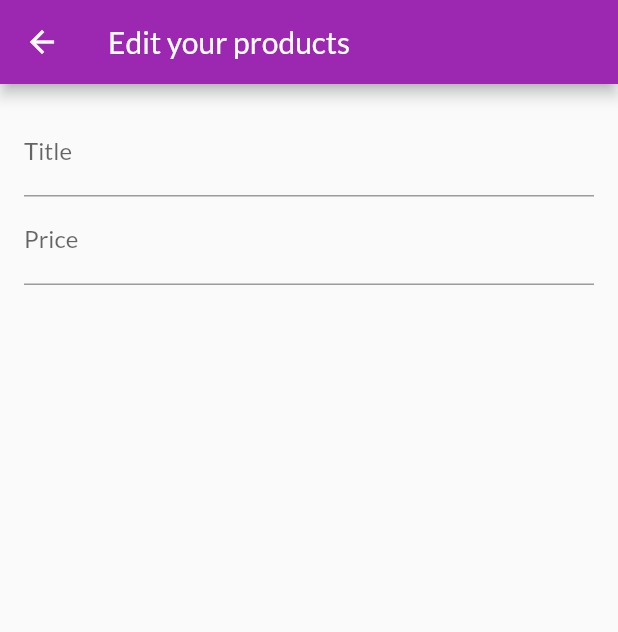
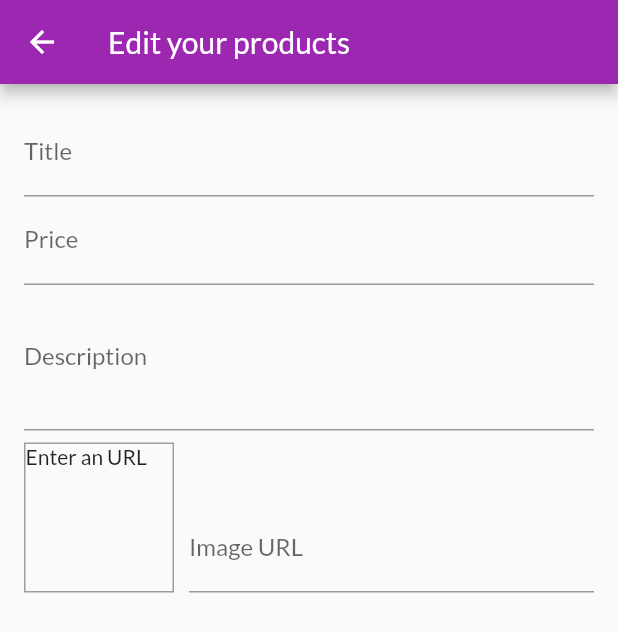
Before and after one commit to eddy1006/shop_app, a Flutter app: the EditProductsScreen screen opened by its route, on a phone screen of 412 x 824 dp. Shown: the top 632 px of the screen. Run offline on Flutter 3.47's test engine with Material 2 defaults, Android fonts, the phone set to English and light mode, and no system bars; network calls fail.

Commit message:
added other fields in edit product screen

```diff
--- a/lib/screens/edit_products_screen.dart
+++ b/lib/screens/edit_products_screen.dart
@@ -1,4 +1,5 @@
 import 'package:flutter/material.dart';
+import 'package:flutter/services.dart';
 
 class EditProductsScreen extends StatefulWidget {
   static const routeName = "/edit-products";
@@ -8,6 +9,33 @@ class EditProductsScreen extends StatefulWidget {
 
 class _EditProductsScreenState extends State<EditProductsScreen> {
   final _priceFocusNode = FocusNode();
+  final _descFocusNode = FocusNode();
+  final _imageUrlController = TextEditingController();
+  final _imageUrlFocusNode = FocusNode();
+
+  @override
+  void initState() {
+    // TODO: implement initState
+    _imageUrlFocusNode.addListener(_updateUi);
+    super.initState();
+  }
+
+  @override
+  void dispose() {
+    //It is efficient to ues dispose function when using focus nodes as we need to dispose them once the object is destoryed otherwise they stick around in the memory and cause memory leaks
+    _imageUrlFocusNode.removeListener(_updateUi);
+    _priceFocusNode.dispose();
+    _descFocusNode.dispose();
+    _imageUrlController.dispose();
+    _imageUrlFocusNode.dispose();
+    super.dispose();
+  }
+
+  void _updateUi() {
+    if (!_imageUrlFocusNode.hasFocus) {
+      setState(() {});
+    }
+  }
 
   @override
   Widget build(BuildContext context) {
@@ -35,7 +63,49 @@ class _EditProductsScreenState extends State<EditProductsScreen> {
                 textInputAction: TextInputAction.next,
                 keyboardType: TextInputType.number,
                 focusNode: _priceFocusNode,
+                onFieldSubmitted: (_) =>
+                    FocusScope.of(context).requestFocus(_descFocusNode),
               ),
+              TextFormField(
+                decoration: const InputDecoration(
+                  label: Text('Description'),
+                ),
+                maxLines: 3,
+                keyboardType: TextInputType.multiline,
+                focusNode: _descFocusNode,
+              ),
+              Row(
+                crossAxisAlignment: CrossAxisAlignment.end,
+                children: [
+                  Container(
+                    height: 100,
+                    width: 100,
+                    margin: const EdgeInsets.only(top: 8, right: 10),
+                    decoration: BoxDecoration(
+                      border: Border.all(width: 1, color: Colors.grey),
+                    ),
+                    child: _imageUrlController.text.isEmpty
+                        ? const Text('Enter an URL')
+                        : FittedBox(
+                            child: Image.network(
+                              _imageUrlController.text,
+                              fit: BoxFit.cover,
+                            ),
+                          ),
+                  ),
+                  Expanded(
+                    child: TextFormField(
+                      decoration: const InputDecoration(
+                        label: Text('Image URL'),
+                      ),
+                      keyboardType: TextInputType.url,
+                      textInputAction: TextInputAction.done,
+                      controller: _imageUrlController,
+                      focusNode: _imageUrlFocusNode,
+                    ),
+                  ),
+                ],
+              )
             ],
           ),
         ),
```
